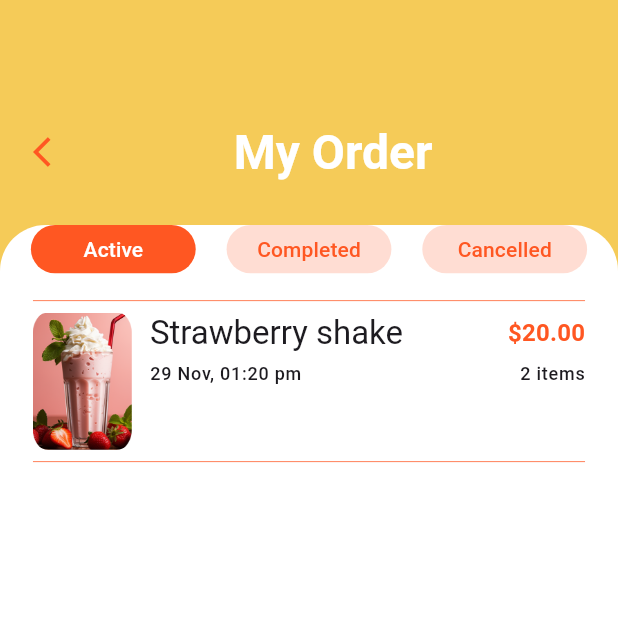
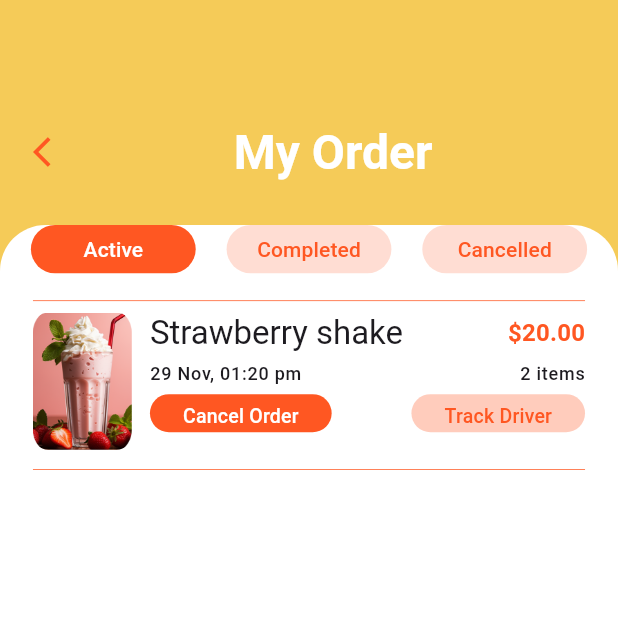
Before and after one commit to Ebadshah01/yumquick_app, a Flutter app: the MyOrderView screen opened by its route, on a phone screen of 412 x 824 dp, the top half of it. Run offline on Flutter 3.47's test engine with Material 3 defaults, Android fonts, the phone set to English and light mode, and no system bars; our stand-ins replace carousel_slider, flutter_screenutil, flutter_svg; network calls fail; project files that could hold a hidden picture were left out.

Commit message:
Added Order Buttons

```diff
--- a/lib/view/auth/login_view.dart
+++ b/lib/view/auth/login_view.dart
@@ -94,7 +94,7 @@ class LoginView extends StatelessWidget {
               Row(mainAxisAlignment: MainAxisAlignment.center,
                 children: [
                   Text(
-                    "Don't have an account?",
+                    "Don't have an account? ",
                     style: context.labelLarge.copyWith(color: themeGreyColor),
                   ), Text(
                     "Sign Up",
--- a/lib/view/generic_widget/app_textfield.dart
+++ b/lib/view/generic_widget/app_textfield.dart
@@ -50,7 +50,8 @@ class CustomTextField extends StatelessWidget {
                     , color: themeSecondaryColor))
                 : null,
             hintText: hint,
-            hintStyle: TextStyle(color: themeGreyColor),
+            // ignore: deprecated_member_use
+            hintStyle: TextStyle(color: themeBlackColor.withOpacity(0.6)),
             filled: true,
             // ignore: deprecated_member_use
             fillColor: themePrimaryColor.withOpacity(0.3),
--- a/lib/view/generic_widget/custom_nav_button.dart
+++ b/lib/view/generic_widget/custom_nav_button.dart
@@ -10,6 +10,7 @@ class CustomNavButton extends StatelessWidget {
   final Color? titColor;
   final double? height;
   final double?width;
+  final double? labelSize;
    final VoidCallback onTap;
    const CustomNavButton({super.key,
    this.bgColor = themeSecondaryColor,
@@ -17,7 +18,8 @@ class CustomNavButton extends StatelessWidget {
    this.titColor = themeWhiteColor,
    this.height,
    this.width,
-   required this.onTap
+   required this.onTap,
+   this.labelSize ,
   });
 
   @override
@@ -33,7 +35,7 @@ class CustomNavButton extends StatelessWidget {
       child: Center(
         child: Text(
           title,
-          style: context.titleMedium.copyWith(color: titColor),
+          style: context.titleMedium.copyWith(color: titColor,fontSize: labelSize ),
         ),
       ),
     ).gestureDetector(
--- a/lib/view/my_order/my_order_view.dart
+++ b/lib/view/my_order/my_order_view.dart
@@ -6,6 +6,7 @@ import 'package:yum_quick/resources/extension/custom_inkwell.dart';
 import 'package:yum_quick/resources/extension/custom_padding.dart';
 import 'package:yum_quick/resources/theme/color_scheme.dart';
 import 'package:yum_quick/view/generic_widget/custom_bg.dart';
+import 'package:yum_quick/view/generic_widget/custom_nav_button.dart';
 import 'package:yum_quick/view/view_model/order_status_model.dart';
 
 class MyOrderView extends StatelessWidget {
@@ -44,7 +45,7 @@ class MyOrderView extends StatelessWidget {
             'time': '15 Nov, 15:20 pm',
             'items': '4 items',
           },
-           {
+          {
             'imgUrl': 'assets/images/on_boarding3.png',
             'title': 'Bean and Vegetable Burger',
             'price': '\$80.00',
@@ -53,10 +54,10 @@ class MyOrderView extends StatelessWidget {
           },
         ],
       },
-      {'status': 'Cancelled',
-       'order': [
-
-        {
+      {
+        'status': 'Cancelled',
+        'order': [
+          {
             'imgUrl': 'assets/images/on_boarding.png',
             'title': 'Strawberry shake',
             'price': '\$20.00',
@@ -71,7 +72,6 @@ class MyOrderView extends StatelessWidget {
             'items': '2 items',
           },
         ],
-
       },
     ];
     //    final List<Map<String,dynamic>> orderList;
@@ -96,6 +96,7 @@ class MyOrderView extends StatelessWidget {
                         borderRadius: BorderRadius.circular(20.r),
                         color: isSelected
                             ? themeSecondaryColor
+                            // ignore: deprecated_member_use
                             : themeSecondaryColor.withOpacity(0.2),
                       ),
                       child: Center(
@@ -119,69 +120,11 @@ class MyOrderView extends StatelessWidget {
             ),
 
             10.h.verticalSpace,
-                    Divider(color: themeSecondaryColor, thickness: 0.5).paddingSymmetric(horizontal: 20.w),
+            Divider(
+              color: themeSecondaryColor,
+              thickness: 0.5,
+            ).paddingSymmetric(horizontal: 20.w),
 
-            // ListView.builder(
-            //   shrinkWrap: true,
-            //   itemCount: currentOrders.length,
-            //   itemBuilder: (context, index) {
-            //     final orders = currentOrders[index];
-            //     return Column(
-            //       children: [
-            //         Divider(color: themeSecondaryColor, thickness: 0.5),
-            //         Row(
-            //           crossAxisAlignment: CrossAxisAlignment.center,
-            //           children: [
-            //             Container(
-            //               height: 90.h,
-            //               width: 60.w,
-            //               decoration: BoxDecoration(
-            //                 borderRadius: BorderRadius.circular(10.r),
-            //                 image: DecorationImage(
-            //                   image: AssetImage(orders['imgUrl']),
-            //                   fit: BoxFit.cover,
-            //                 ),
-            //               ),
-            //             ),
-            //             10.w.horizontalSpace,
-            //             Expanded(
-            //               child: Column(
-            //                 mainAxisAlignment: MainAxisAlignment.start,
-            //                 crossAxisAlignment: CrossAxisAlignment.start,
-            //                 children: [
-            //                   Text(
-            //                     orders['title'],
-            //                     style: context.titleLarge,
-            //                     overflow: TextOverflow.ellipsis,
-            //                     maxLines: 1,
-            //                   ),
-            //                   Text(orders['time'], style: context.labelMedium),
-            //                 ],
-            //               ),
-            //             ),
-            //             //  10.w.horizontalSpace,
-            //             Spacer(),
-            //             Column(
-            //               mainAxisAlignment: MainAxisAlignment.start,
-            //               crossAxisAlignment: CrossAxisAlignment.end,
-            //               children: [
-            //                 Text(
-            //                   orders['price'],
-            //                   style: context.titleMedium.copyWith(
-            //                     color: themeSecondaryColor,
-            //                     fontWeight: FontWeight.bold,
-            //                   ),
-            //                 ),
-            //                 Text(orders['items'], style: context.labelMedium),
-            //               ],
-            //             ),
-            //           ],
-            //         ),
-            //         10.h.verticalSpace,
-            //       ],
-            //     );
-            //   },
-            // ).paddingSymmetric(horizontal: 20.w),
             ListView.builder(
               shrinkWrap: true,
               physics: NeverScrollableScrollPhysics(),
@@ -191,7 +134,6 @@ class MyOrderView extends StatelessWidget {
 
                 return Column(
                   children: [
-
                     Row(
                       crossAxisAlignment: CrossAxisAlignment.start,
                       children: [
@@ -238,7 +180,6 @@ class MyOrderView extends StatelessWidget {
 
                               5.h.verticalSpace,
 
-                              // 🔵 TIME + ITEMS ROW
                               Row(
                                 children: [
                                   Expanded(
@@ -256,11 +197,80 @@ class MyOrderView extends StatelessWidget {
                                   ),
                                 ],
                               ),
+                              5.h.verticalSpace,
+                              if (orderStatusModel.selectedIndex == 0)
+                                Row(
+                                  mainAxisAlignment:
+                                      MainAxisAlignment.spaceBetween,
+                                  children: [
+                                    CustomNavButton(
+                                      height: 25.h,
+                                      labelSize: 13,
+                                      title: 'Cancel Order',
+                                      onTap: () {},
+                                    ),
+                                    CustomNavButton(
+                                      height: 25.h,
+                                      labelSize: 13,
+                                      title: 'Track Driver',
+                                      onTap: () {},
+                                      bgColor: themeSecondaryColor.withOpacity(
+                                        0.3,
+                                      ),
+                                      titColor: themeSecondaryColor,
+                                    ),
+                                  ],
+                                )
+                              else
+                                Column(
+                                  crossAxisAlignment: CrossAxisAlignment.start,
+                                  children: [
+                                    Row(
+                                      children: [
+                                        Icon(
+                                          Icons.done_all,
+                                          color: themeSecondaryColor,
+                                          size: 15.sp,
+                                        ),
+                                        Text(
+                                          'Order Delivered',
+                                          style: TextStyle(
+                                            color: themeSecondaryColor,
+                                            fontSize: 13.sp
+                                          ),
+                                        ),
+                                      ],
+                                    ),
+                                    5.h.verticalSpace,
+                                    Row(
+                                      mainAxisAlignment:
+                                          MainAxisAlignment.spaceBetween,
+                                      children: [
+                                        CustomNavButton(
+                                          height: 25.h,
+                                          labelSize: 13,
+                                          title: 'Leave a review',
+                                          onTap: () {},
+                                        ),
+                                        CustomNavButton(
+                                          height: 25.h,
+                                          labelSize: 13,
+                                          title: 'Order Again',
+                                          onTap: () {},
+                                          bgColor: themeSecondaryColor
+                                              .withOpacity(0.3),
+                                          titColor: themeSecondaryColor,
+                                        ),
+                                      ],
+                                    ),
+                                  ],
+                                ),
                             ],
                           ),
                         ),
                       ],
                     ),
+                    5.h.verticalSpace,
                     Divider(color: themeSecondaryColor, thickness: 0.5),
 
                     10.h.verticalSpace,
--- a/lib/view/splash/on_boarding/on_boarding_view.dart
+++ b/lib/view/splash/on_boarding/on_boarding_view.dart
@@ -39,7 +39,7 @@ class OnBoardingView extends StatelessWidget {
 
   void _nextPage(BuildContext context) {
     if (selectedIndex.value == _pages.length - 1) {
-      Navigator.pushReplacementNamed(context, RouteName.logIn);
+      Navigator.pushReplacementNamed(context, RouteName.welcome);
     } else {
       _pageController.nextPage(
         duration: const Duration(milliseconds: 300),
--- a/lib/view/splash/welcom_view.dart
+++ b/lib/view/splash/welcom_view.dart
@@ -40,7 +40,7 @@ class WelcomView extends StatelessWidget {
               ),
             ],
           ),
-                    20.h.verticalSpace,
+          20.h.verticalSpace,
 
           Text(
             'Lorem ipsum dolor sit amet, consectetur\nadipiscing elit, sed do eiusmod.',
@@ -64,7 +64,7 @@ class WelcomView extends StatelessWidget {
             width: 150.w,
             titColor: themeSecondaryColor,
             onTap: () {
-
+              Navigator.pushNamed(context, RouteName.logIn);
             },
           ),
         ],
```
Also changed, not shown: lib/view/generic_widget/custom_drawer.dart (+8 -3 lines), lib/view/home/home_view.dart (+5 -3 lines), lib/view/home/widget/dashboard_content.dart (+4 -3 lines), lib/view/home/widget/recommend_item_list.dart (added, +65 -0 lines), lib/view/profile/profile_view.dart (+21 -18 lines).
